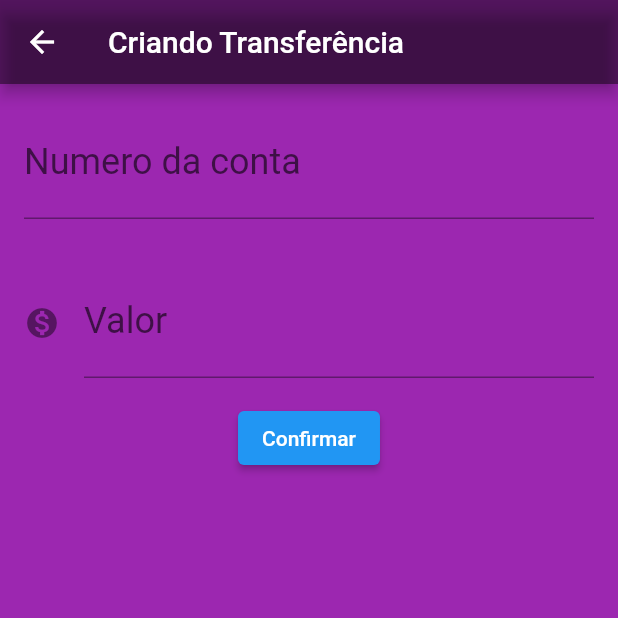
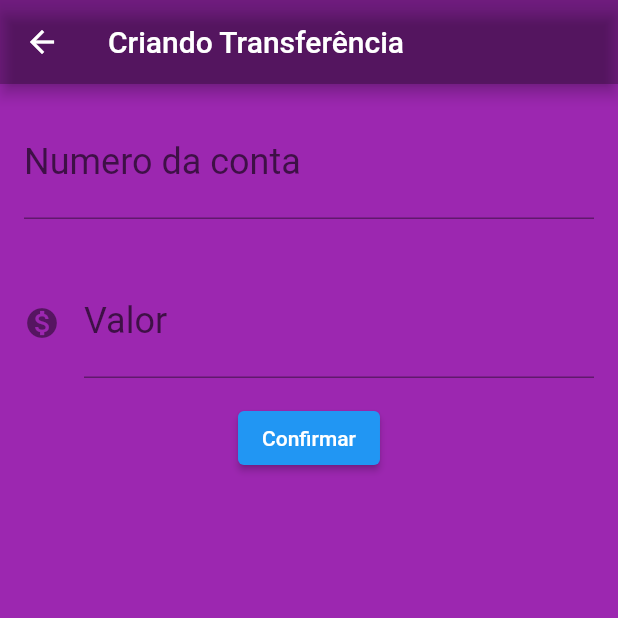
Before and after one commit to fabriciorangel07/RichBank, a Flutter app: the ListaTransferencia screen opened directly, after a tap on the "add" icon, on a phone screen of 412 x 824 dp, the top half of it. Run offline on Flutter 3.47's test engine with Material 2 defaults, Android fonts, the phone set to English and light mode, and no system bars; missing offline and left inert: dart:ffi.

Commit message:
Continuacao projeto alexandre

```diff
--- a/lib/components/editor_contato.dart
+++ b/lib/components/editor_contato.dart
@@ -26,7 +26,7 @@ class Editor_Contato extends StatelessWidget {
           labelText: rotulo,
           hintText: dica,
         ),
-        keyboardType: TextInputType.number,
+        keyboardType: TextInputType.name,
       ),
     );
   }
--- a/lib/models/transferencia.dart
+++ b/lib/models/transferencia.dart
@@ -1,6 +1,8 @@
+
 class Transferencia {
   final double valor;
   final int numeroConta;
+
 
   Transferencia(
     this.valor,
@@ -8,7 +10,7 @@ class Transferencia {
   );
 
   @override
-  String toString() {
-    return 'Transferencia{valor: $valor, numeroConta: $numeroConta}';
+  String toDouble() {
+    return 'Transferencia {valor: $valor, numeroConta: $numeroConta}';
   }
 }
--- a/lib/screens/Contatos/lista_contatos.dart
+++ b/lib/screens/Contatos/lista_contatos.dart
@@ -1,8 +1,6 @@
-import 'package:aula01/components/editor.dart';
 import 'package:aula01/components/editor_contato.dart';
 import 'package:flutter/material.dart';
 import '../../models/form_contato.dart';
-import '../../models/transferencia.dart';
 
 const _tituloAppBar = 'Cadastro de Clientes';
 
@@ -46,6 +44,7 @@ class FormularioContatosState extends State<FormularioContatos> {
         backgroundColor: Colors.black45,
       ),
       body: SingleChildScrollView(
+        keyboardDismissBehavior: ScrollViewKeyboardDismissBehavior.onDrag,
         child: Column(
           children: [
             Editor_Contato(
--- a/lib/screens/transferencias/formulario_transferencia.dart
+++ b/lib/screens/transferencias/formulario_transferencia.dart
@@ -30,7 +30,7 @@ class FormularioTransferenciaState extends State<FormularioTransferencia> {
     return Scaffold(
       appBar: AppBar(
         title: Text(_tituloAppBar),
-        backgroundColor: Colors.black45,
+        backgroundColor: Colors.black26,
       ),
       body: SingleChildScrollView(
         child: Column(
@@ -55,12 +55,12 @@ class FormularioTransferenciaState extends State<FormularioTransferencia> {
           ],
         ),
       ),
+
       backgroundColor: Colors.purple,
     );
   }
 
   void _criaTransferencia(BuildContext context) {
-    //debugPrint('Clicou em confirmar');
     final int? numeroConta = int.tryParse(
       _controladorCampoNumeroConta.text,
     );
@@ -72,8 +72,6 @@ class FormularioTransferenciaState extends State<FormularioTransferencia> {
         valor,
         numeroConta,
       );
-      //debugPrint('Criando transferência');
-      //debugPrint('$transferenciaCriada');
       Navigator.pop(context, transferenciaCriada);
     }
   }
--- a/lib/screens/transferencias/lista_transferencia.dart
+++ b/lib/screens/transferencias/lista_transferencia.dart
@@ -1,3 +1,6 @@
+import 'dart:ffi';
+
+import 'package:flutter/foundation.dart';
 import 'package:flutter/material.dart';
 import '../../models/transferencia.dart';
 import 'formulario_transferencia.dart';
@@ -22,11 +25,10 @@ class ListaTransferenciaState extends State<ListaTransferencia> {
         title: Text(_tituloAppBar),
         backgroundColor: Colors.redAccent [300],
       ),
-      backgroundColor: Color.fromARGB(255, 59, 2, 11),
+      backgroundColor: Color.fromARGB(173, 84, 17, 24),
       body: ListView.builder(
         itemCount: widget._transferencias.length,
         itemBuilder: ((context, indice) {
-          backgroundColor: Colors.black45;
           final transferencia = widget._transferencias[indice];
           return ItemTransferencia(transferencia);
         }),
@@ -44,8 +46,6 @@ class ListaTransferenciaState extends State<ListaTransferencia> {
           );
           future.then(
             (transferenciaRecebida) {
-              //debugPrint('Chegou no then do future');
-              //debugPrint('$transferenciaRecebida');
               if (transferenciaRecebida != null) {
                 setState(
                   () {
```
Also changed, not shown: lib/screens/Contatos/contato.dart (+15 -5 lines).
